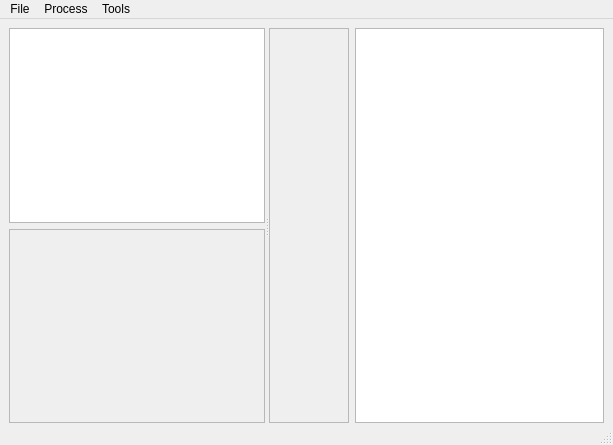
Qt form ui/MainWindow.ui (ImageProcessing-ElectronicPublications/scantailor-deviant) before a commit.
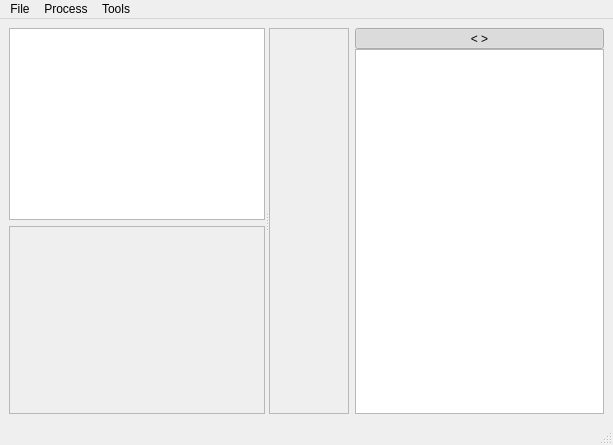
The same form after that commit. Icons and pictures are not drawn.

```diff
--- a/ui/MainWindow.ui
+++ b/ui/MainWindow.ui
@@ -31,11 +31,6 @@
    <property name="cursor" >
     <cursorShape>ArrowCursor</cursorShape>
    </property>
-   <layout class="QVBoxLayout" name="verticalLayout" >
-    <property name="bottomMargin" >
-     <number>0</number>
-    </property>
-    <item>
      <layout class="QHBoxLayout" name="horizontalLayout" >
       <item>
        <widget class="QSplitter" name="splitter" >
@@ -89,6 +84,30 @@
           <enum>QFrame::Sunken</enum>
          </property>
         </widget>
+     </widget>
+    </item>
+    <item>
+     <layout class="QVBoxLayout" name="verticalLayout" >
+      <property name="spacing" >
+       <number>0</number>
+      </property>
+      <item>
+       <widget class="QToolButton" name="focusButton" >
+        <property name="sizePolicy" >
+         <sizepolicy vsizetype="Fixed" hsizetype="Minimum" >
+          <horstretch>0</horstretch>
+          <verstretch>0</verstretch>
+         </sizepolicy>
+        </property>
+        <property name="text" >
+         <string>&lt; ></string>
+        </property>
+        <property name="checkable" >
+         <bool>true</bool>
+        </property>
+        <property name="checked" >
+         <bool>true</bool>
+        </property>
        </widget>
       </item>
       <item>
```
Lines whose indentation alone changed are shown as unchanged.
